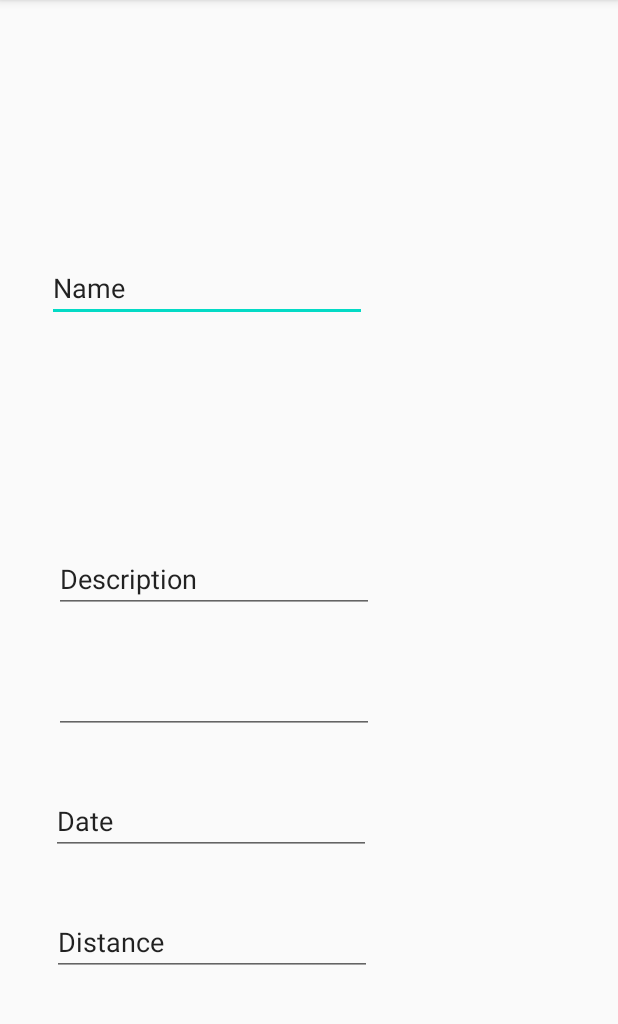
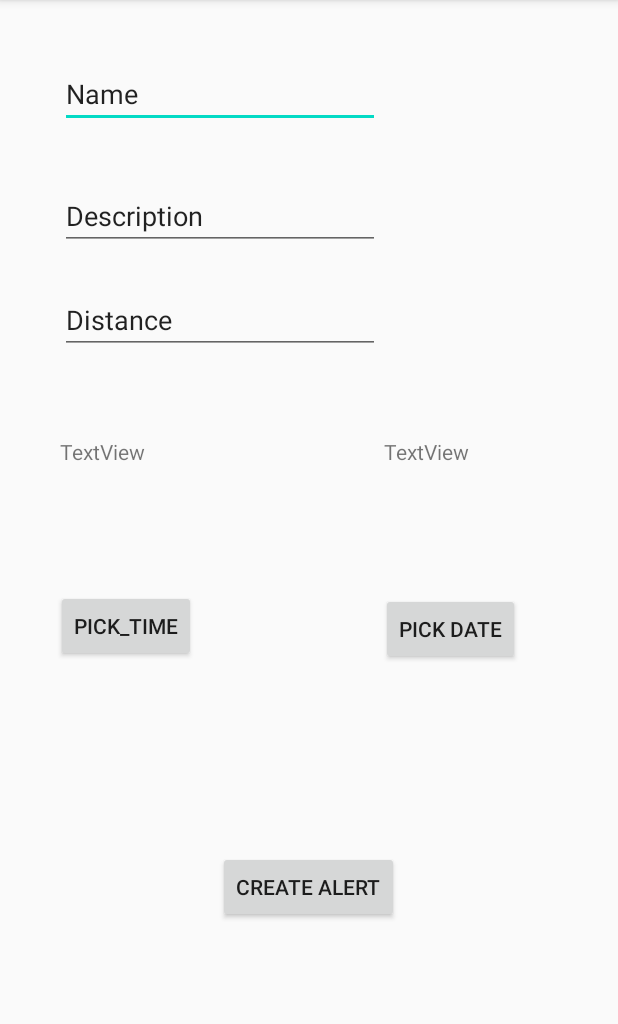
Before and after one commit to Michaelc89/Alerted, an Android app: the DetailsPage screen opened directly, with no data from a screen before it, on a phone screen of 412 x 824 dp, the part 84-1108 px from its top. Run offline under Robolectric (Android 15) with nearby library versions, the phone set to English and light mode, and no system bars.

Commit message:
added Alert class and added Time picker

```diff
--- /dev/null
+++ b/app/src/main/java/com/MichaelC/alerted/Alert.kt
@@ -0,0 +1,23 @@
+package com.MichaelC.alerted
+
+import java.sql.Time
+import java.util.*
+
+class Alert {
+
+    var id: Int
+    var alertName: String
+    var location: Double
+    var description: String
+    var time: Time
+    var date: Date
+
+    constructor(id: Int,alertName: String,location: Double,description: String,time: Time,date: Date) {
+        this.id = id
+        this.alertName = alertName
+        this.location = location
+        this.description = description
+        this.time = time
+        this.date = date
+    }
+}
--- a/app/src/main/java/com/MichaelC/alerted/DetailsPage.kt
+++ b/app/src/main/java/com/MichaelC/alerted/DetailsPage.kt
@@ -1,11 +1,82 @@
 package com.MichaelC.alerted
 
+
+
+import android.app.Dialog
+import android.app.TimePickerDialog
+import android.os.Bundle
+import android.text.format.DateFormat
+import android.util.Log
+import android.view.View
+import android.widget.TextView
+import android.widget.TimePicker
 import androidx.appcompat.app.AppCompatActivity
-import android.os.Bundle
+import androidx.fragment.app.DialogFragment
+import java.util.*
+
 
 class DetailsPage : AppCompatActivity() {
     override fun onCreate(savedInstanceState: Bundle?) {
         super.onCreate(savedInstanceState)
         setContentView(R.layout.activity_details_page)
+
+
+        /*val textT: TextView = findViewById(R.id.textViewTime) as TextView
+        val textD: TextView = findViewById(R.id.textViewDate) as TextView
+*/
+        val OverAlltd = Calendar.getInstance()
+
+
+        //textViewTime.text="Time"
+
     }
+
+
+    fun showTimePickerDialog(v: View) {
+        TimePickerFragment().show(supportFragmentManager, "timePicker")
+    }
+
+
+    class TimePickerFragment : DialogFragment(), TimePickerDialog.OnTimeSetListener {
+
+        override fun onCreateDialog(savedInstanceState: Bundle?): Dialog {
+            // Use the current time as the default values for the picker
+            val c = Calendar.getInstance()
+            val hour = c.get(Calendar.HOUR_OF_DAY)
+            val minute = c.get(Calendar.MINUTE)
+
+            // Create a new instance of TimePickerDialog and return it
+            return TimePickerDialog(
+                activity,
+                this,
+                hour,
+                minute,
+                DateFormat.is24HourFormat(activity)
+            )
+        }
+
+        override fun onTimeSet(view: TimePicker, hourOfDay: Int, minute: Int) {
+
+            val td = Calendar.getInstance()
+            td.set(1, 12, 1970, hourOfDay, minute)
+            //td.time.toString()
+            Log.d("time*", td.time.toString())
+
+            try {
+
+
+
+                //============================
+
+
+
+               // textViewTime.text=  td.time.toString()
+
+
+            }
+            catch (e: IllegalArgumentException)
+            {Log.d("ERR", e.toString())}
+        }
+    }
+
 }
--- /dev/null
+++ b/app/src/main/java/com/MichaelC/alerted/SetTime.kt
@@ -0,0 +1 @@
+package com.MichaelC.alerted
--- a/app/src/main/res/layout/activity_details_page.xml
+++ b/app/src/main/res/layout/activity_details_page.xml
@@ -11,25 +11,39 @@
 
     <androidx.constraintlayout.widget.ConstraintLayout
         android:layout_width="match_parent"
-        android:layout_height="match_parent">
+        android:layout_height="match_parent"
+        tools:layout_editor_absoluteX="39dp"
+        tools:layout_editor_absoluteY="138dp">
 
+
+        <TextView
+            android:id="@+id/textViewDate"
+            android:layout_width="100dp"
+            android:layout_height="50dp"
+            android:layout_marginStart="117dp"
+            android:layout_marginLeft="117dp"
+            android:layout_marginTop="55dp"
+            android:layout_marginEnd="57dp"
+            android:layout_marginRight="57dp"
+            android:text="TextView"
+            app:layout_constraintEnd_toEndOf="parent"
+            app:layout_constraintStart_toEndOf="@+id/textViewTime"
+            app:layout_constraintTop_toBottomOf="@+id/Distance" />
 
         <EditText
             android:id="@+id/Name"
             android:layout_width="wrap_content"
             android:layout_height="wrap_content"
-            android:layout_marginStart="36dp"
-            android:layout_marginLeft="36dp"
-            android:layout_marginTop="56dp"
-            android:layout_marginEnd="167dp"
-            android:layout_marginRight="167dp"
-            android:layout_marginBottom="35dp"
+            android:layout_marginStart="40dp"
+            android:layout_marginLeft="40dp"
+            android:layout_marginTop="40dp"
+            android:layout_marginEnd="164dp"
+            android:layout_marginRight="164dp"
             android:ems="10"
             android:inputType="textPersonName"
             android:text="Name"
-            app:layout_constraintBottom_toTopOf="@+id/Description"
             app:layout_constraintEnd_toEndOf="parent"
-            app:layout_constraintHorizontal_bias="1.0"
+            app:layout_constraintHorizontal_bias="0.0"
             app:layout_constraintStart_toStartOf="parent"
             app:layout_constraintTop_toTopOf="parent" />
 
@@ -37,74 +51,96 @@
             android:id="@+id/Description"
             android:layout_width="wrap_content"
             android:layout_height="wrap_content"
-            android:layout_marginStart="36dp"
-            android:layout_marginLeft="36dp"
-            android:layout_marginEnd="165dp"
-            android:layout_marginRight="165dp"
-            android:layout_marginBottom="35dp"
+            android:layout_marginStart="40dp"
+            android:layout_marginLeft="40dp"
+            android:layout_marginTop="36dp"
+            android:layout_marginEnd="164dp"
+            android:layout_marginRight="164dp"
             android:ems="10"
             android:inputType="textPersonName"
             android:text="Description"
-            app:layout_constraintBottom_toTopOf="@+id/Time"
-            app:layout_constraintEnd_toEndOf="parent"
-            app:layout_constraintHorizontal_bias="0.0"
-            app:layout_constraintStart_toStartOf="parent" />
-
-        <EditText
-            android:id="@+id/Date"
-            android:layout_width="wrap_content"
-            android:layout_height="wrap_content"
-            android:layout_marginStart="35dp"
-            android:layout_marginLeft="35dp"
-            android:layout_marginEnd="166dp"
-            android:layout_marginRight="166dp"
-            android:layout_marginBottom="35dp"
-            android:ems="10"
-            android:inputType="date"
-            android:text="Date"
-            app:layout_constraintBottom_toTopOf="@+id/Distance"
-            app:layout_constraintEnd_toEndOf="parent"
-            app:layout_constraintStart_toStartOf="parent" />
-
-        <EditText
-            android:id="@+id/Time"
-            android:layout_width="wrap_content"
-            android:layout_height="wrap_content"
-            android:layout_marginStart="36dp"
-            android:layout_marginLeft="36dp"
-            android:layout_marginEnd="165dp"
-            android:layout_marginRight="165dp"
-            android:layout_marginBottom="35dp"
-            android:ems="10"
-            android:inputType="time"
-            app:layout_constraintBottom_toTopOf="@+id/Date"
             app:layout_constraintEnd_toEndOf="parent"
             app:layout_constraintHorizontal_bias="0.0"
             app:layout_constraintStart_toStartOf="parent"
-            tools:text="Time" />
+            app:layout_constraintTop_toBottomOf="@+id/Name" />
 
         <EditText
             android:id="@+id/Distance"
             android:layout_width="wrap_content"
             android:layout_height="wrap_content"
-            android:layout_marginStart="36dp"
-            android:layout_marginLeft="36dp"
-            android:layout_marginEnd="165dp"
-            android:layout_marginRight="165dp"
-            android:layout_marginBottom="117dp"
+            android:layout_marginStart="40dp"
+            android:layout_marginLeft="40dp"
+            android:layout_marginTop="24dp"
+            android:layout_marginEnd="164dp"
+            android:layout_marginRight="164dp"
             android:ems="10"
             android:inputType="number"
             android:text="Distance"
-            app:layout_constraintBottom_toBottomOf="parent"
             app:layout_constraintEnd_toEndOf="parent"
-            app:layout_constraintStart_toStartOf="parent" />
+            app:layout_constraintHorizontal_bias="0.0"
+            app:layout_constraintStart_toStartOf="parent"
+            app:layout_constraintTop_toBottomOf="@+id/Description" />
 
         <androidx.constraintlayout.widget.Guideline
             android:id="@+id/guideline2"
             android:layout_width="wrap_content"
             android:layout_height="wrap_content"
             android:orientation="vertical"
-            app:layout_constraintGuide_begin="36dp" />
+            app:layout_constraintGuide_begin="29dp" />
+
+        <Button
+            android:id="@+id/buttonDate"
+            android:layout_width="wrap_content"
+            android:layout_height="wrap_content"
+            android:layout_marginTop="54dp"
+            android:layout_marginEnd="65dp"
+            android:layout_marginRight="65dp"
+            android:text="Pick Date"
+            app:layout_constraintEnd_toEndOf="parent"
+            app:layout_constraintTop_toBottomOf="@+id/textViewDate" />
+
+        <Button
+            android:id="@+id/buttonTime"
+            android:layout_width="wrap_content"
+            android:layout_height="wrap_content"
+            android:layout_marginStart="37dp"
+            android:layout_marginLeft="37dp"
+            android:layout_marginTop="52dp"
+            android:layout_marginEnd="124dp"
+            android:layout_marginRight="124dp"
+            android:onClick="showTimePickerDialog"
+            android:text="pick_time"
+            app:layout_constraintEnd_toStartOf="@+id/buttonDate"
+            app:layout_constraintHorizontal_bias="0.076"
+            app:layout_constraintStart_toStartOf="parent"
+            app:layout_constraintTop_toBottomOf="@+id/textViewTime" />
+
+        <Button
+            android:id="@+id/buttonCreate"
+            android:layout_width="wrap_content"
+            android:layout_height="wrap_content"
+            android:layout_marginStart="145dp"
+            android:layout_marginLeft="145dp"
+            android:layout_marginTop="41dp"
+            android:layout_marginEnd="146dp"
+            android:layout_marginRight="146dp"
+            android:layout_marginBottom="68dp"
+            android:text="Create Alert"
+            app:layout_constraintBottom_toBottomOf="parent"
+            app:layout_constraintEnd_toEndOf="parent"
+            app:layout_constraintStart_toStartOf="parent"
+            app:layout_constraintTop_toBottomOf="@+id/buttonTime" />
+
+        <TextView
+            android:id="@+id/textViewTime"
+            android:layout_width="100dp"
+            android:layout_height="50dp"
+            android:layout_marginStart="40dp"
+            android:layout_marginLeft="40dp"
+            android:layout_marginTop="55dp"
+            android:text="TextView"
+            app:layout_constraintStart_toStartOf="parent"
+            app:layout_constraintTop_toBottomOf="@+id/Distance" />
     </androidx.constraintlayout.widget.ConstraintLayout>
 
 </ScrollView>
```
